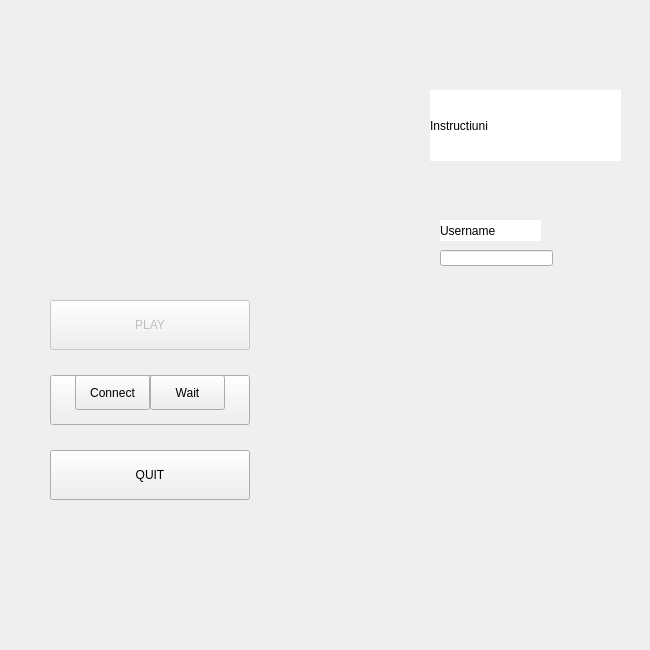
Above: src/UserInterface/MainWindow.ui from theodor96/fighting-cars before the change. Below: the same form after it.
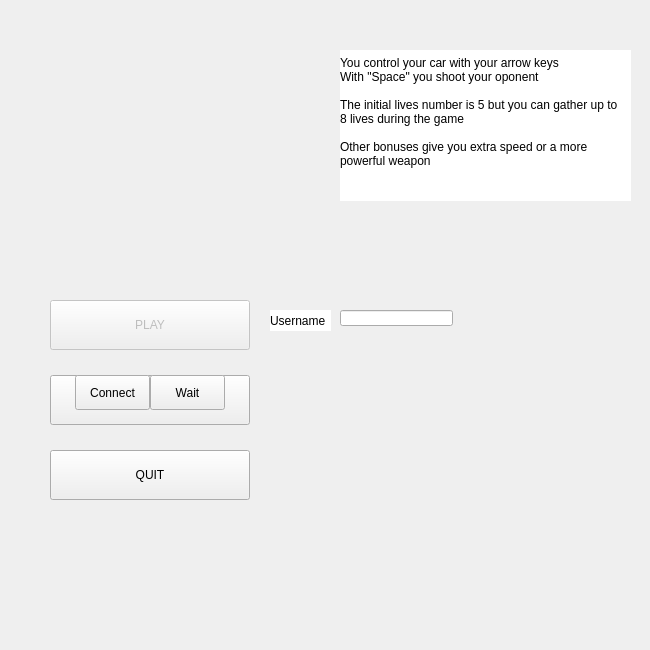
That is the form after the change. Icons and pictures are not drawn.

```diff
--- a/src/UserInterface/MainWindow.ui
+++ b/src/UserInterface/MainWindow.ui
@@ -50,25 +50,34 @@
    <widget class="QLabel" name="mInstructionsLabel">
     <property name="geometry">
      <rect>
-      <x>430</x>
-      <y>90</y>
-      <width>191</width>
-      <height>71</height>
+      <x>340</x>
+      <y>50</y>
+      <width>291</width>
+      <height>151</height>
      </rect>
     </property>
     <property name="styleSheet">
      <string notr="true"/>
     </property>
     <property name="text">
-     <string>Instructiuni</string>
+     <string>You control your car with your arrow keys
+With &quot;Space&quot; you shoot your oponent
+
+The initial lives number is 5 but you can gather up to
+8 lives during the game
+
+Other bonuses give you extra speed or a more
+powerful weapon
+
+</string>
     </property>
    </widget>
    <widget class="QLabel" name="mUsernameLabel">
     <property name="geometry">
      <rect>
-      <x>440</x>
-      <y>220</y>
-      <width>101</width>
+      <x>270</x>
+      <y>310</y>
+      <width>61</width>
       <height>21</height>
      </rect>
     </property>
@@ -85,8 +94,8 @@
    <widget class="QLineEdit" name="mUsernameLineEdit">
     <property name="geometry">
      <rect>
-      <x>440</x>
-      <y>250</y>
+      <x>340</x>
+      <y>310</y>
       <width>113</width>
       <height>16</height>
      </rect>
```
